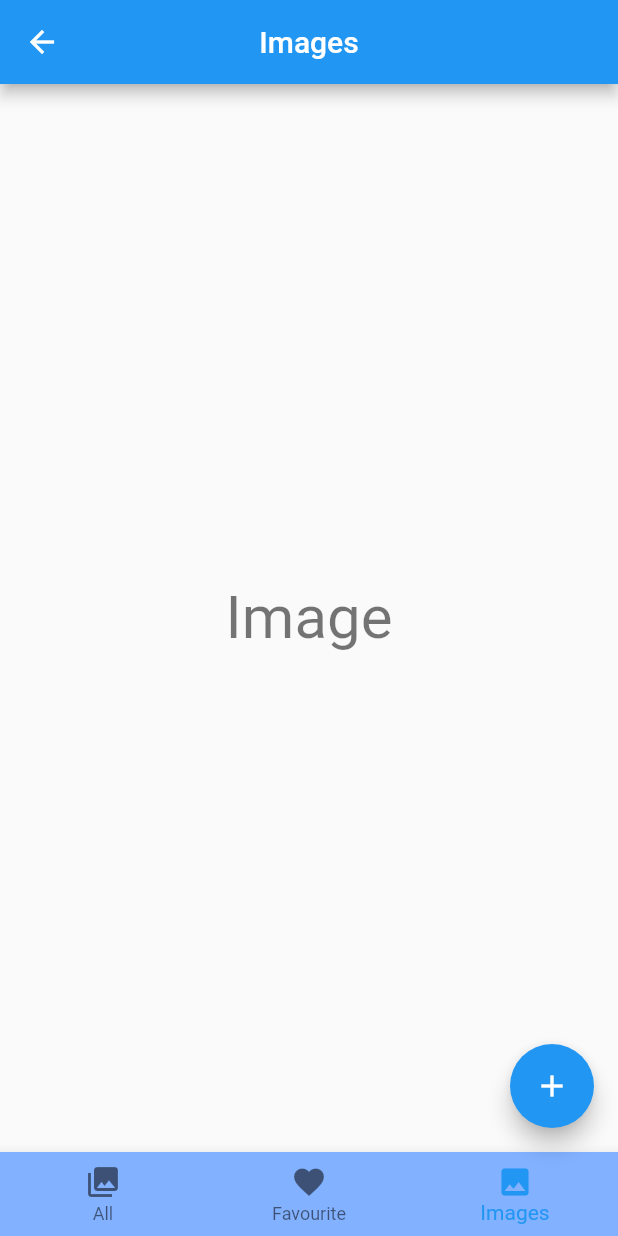
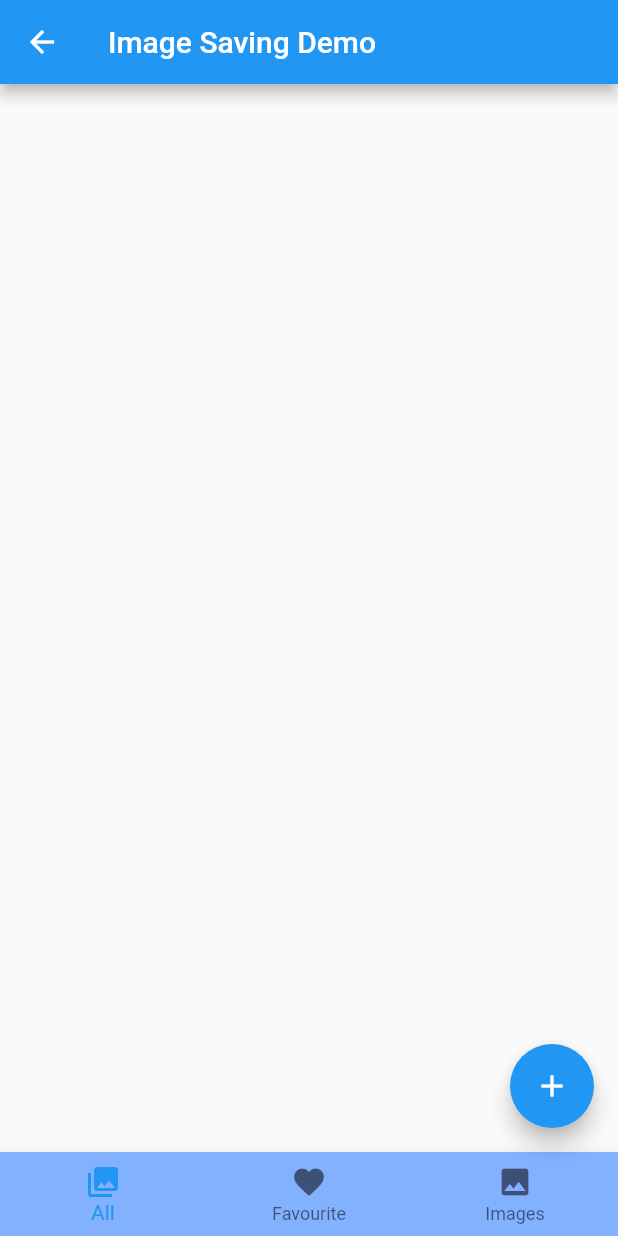
Before and after one commit to Anand-Jangid/new_contact_bloc, a Flutter app: the ImageGridView screen opened directly, after a tap on the "add" icon, on a phone screen of 412 x 824 dp. Run offline on Flutter 3.47's test engine with Material 2 defaults, Android fonts, the phone set to English and light mode, and no system bars; our stand-ins replace bloc, flutter_bloc, hive, hive_flutter, image_picker, sqflite; accounts and stored records are empty.

Commit message:
Able to save image in ImageGridView.dart

```diff
--- /dev/null
+++ b/lib/Data/DataProvider/image_provider.dart
@@ -0,0 +1,62 @@
+import 'dart:async';
+import 'dart:io';
+import 'package:path/path.dart';
+import 'package:sqflite/sqflite.dart';
+import 'package:path_provider/path_provider.dart';
+import 'package:image_picker/image_picker.dart';
+import '../Model/image_model.dart';
+
+class ImageDatabase {
+  static final ImageDatabase instance = ImageDatabase._init();
+
+  ImageDatabase._init();
+
+  static Database? _database;
+
+  Future<Database> get database async {
+    if (_database != null) return _database!;
+    _database = await initializeDatabase();
+    return _database!;
+  }
+
+  Future<Database> initializeDatabase() async {
+    final documentsDirectory = await getApplicationDocumentsDirectory();
+    final path = join(documentsDirectory.path, 'my_database.db');
+    final database = await openDatabase(
+      path,
+      version: 1,
+      onCreate: (db, version) {
+        db.execute(
+          'CREATE TABLE images (id INTEGER PRIMARY KEY, imagePath TEXT)',
+        );
+      },
+    );
+    return database;
+  }
+
+  Future<int> insertImage(ImageModel imageModel) async {
+    final db = await database;
+    final result = await db.insert('images', imageModel.toMap());
+    print("-------------result: ${result} --------------");
+    return result;
+  }
+
+  Future<List<ImageModel>> getImages() async {
+    final db = await database;
+    final List<Map<String, dynamic>> maps = await db.query('images');
+    return List.generate(maps.length, (i) {
+      return ImageModel.fromMap(maps[i]);
+    });
+  }
+
+  Future<File?> pickImage(ImageSource imageSource) async {
+    final picker = ImagePicker();
+    final pickedFile = await picker.pickImage(source: imageSource);
+
+    if (pickedFile != null) {
+      return File(pickedFile.path);
+    }
+
+    return null;
+  }
+}
--- /dev/null
+++ b/lib/Data/Model/image_model.dart
@@ -0,0 +1,20 @@
+class ImageModel {
+  int? id;
+  String imagePath;
+
+  ImageModel({this.id, required this.imagePath});
+
+  Map<String, dynamic> toMap() {
+    return {
+      'id': id,
+      'imagePath': imagePath,
+    };
+  }
+
+  static ImageModel fromMap(Map<String, dynamic> map) {
+    return ImageModel(
+      id: map['id'],
+      imagePath: map['imagePath'],
+    );
+  }
+}
--- a/lib/Logic/bloc/contact_detail/contact_detail_bloc.dart
+++ b/lib/Logic/bloc/contact_detail/contact_detail_bloc.dart
@@ -1,8 +1,6 @@
 import 'dart:async';
-
 import 'package:bloc/bloc.dart';
 import 'package:meta/meta.dart';
-
 import '../../../../Data/DataProvider/contact_provider.dart';
 import '../../../../Data/Model/contact_model.dart';
 
@@ -12,7 +10,8 @@ part 'contact_detail_state.dart';
 class ContactDetailBloc extends Bloc<ContactDetailEvent, ContactDetailState> {
   final ContactsDatabase contactsDatabase;
 
-  ContactDetailBloc({required this.contactsDatabase})
+  ContactDetailBloc(
+      {required this.contactsDatabase})
       : super(ContactDetailInitial()) {
     on<CancelButtonTapped>(cancelButtonTapped);
 
--- /dev/null
+++ b/lib/Logic/bloc/image/bloc/image_bloc.dart
@@ -0,0 +1,85 @@
+import 'dart:async';
+import 'dart:io';
+import 'package:path/path.dart';
+import 'package:bloc/bloc.dart';
+import 'package:image_picker/image_picker.dart';
+import 'package:meta/meta.dart';
+import 'package:new_contact_bloc/Data/DataProvider/image_provider.dart';
+import 'package:path_provider/path_provider.dart';
+
+import '../../../../Data/Model/image_model.dart';
+
+part 'image_event.dart';
+part 'image_state.dart';
+
+class ImageBloc extends Bloc<ImageEvent, ImageState> {
+  final ImageDatabase imageDatabase;
+
+  ImageBloc({required this.imageDatabase}) : super(ImageInitial()) {
+    on<CameraImageSelected>(cameraImageSelected);
+
+    on<GalarayImageSelected>(galarayImageSelected);
+
+    on<FetchInitialDataEvent>(fetchInitialDataEvent);
+  }
+
+  FutureOr<void> cameraImageSelected(
+      CameraImageSelected event, Emitter<ImageState> emit) async {
+    try {
+      final File? pickedImage =
+          await imageDatabase.pickImage(ImageSource.camera);
+
+      if (pickedImage != null) {
+        final String fileName = basename(pickedImage.path);
+        final Directory appDir = await getApplicationDocumentsDirectory();
+        final String imagePath = '${appDir.path}/$fileName';
+
+        await pickedImage.copy(imagePath);
+
+        final ImageModel imageModel = ImageModel(imagePath: imagePath);
+        await imageDatabase.insertImage(imageModel);
+
+        var images = await imageDatabase.getImages();
+        emit(ImageSuccessfullyAddedState(image: images));
+      }
+    } catch (e) {
+      emit(ImageAddErrorState(error: e.toString()));
+    }
+  }
+
+  FutureOr<void> galarayImageSelected(
+      GalarayImageSelected event, Emitter<ImageState> emit) async {
+    try {
+      final File? pickedImage =
+          await imageDatabase.pickImage(ImageSource.camera);
+
+      if (pickedImage != null) {
+        final String fileName = basename(pickedImage.path);
+        final Directory appDir = await getApplicationDocumentsDirectory();
+        final String imagePath = '${appDir.path}/$fileName';
+
+        await pickedImage.copy(imagePath);
+
+        final ImageModel imageModel = ImageModel(imagePath: imagePath);
+        var id = await imageDatabase.insertImage(imageModel);
+        print('--------------id: ${id}------------');
+
+        var images = await imageDatabase.getImages();
+        emit(ImageSuccessfullyAddedState(image: images));
+      }
+    } catch (e) {
+      emit(ImageAddErrorState(error: e.toString()));
+    }
+  }
+
+  FutureOr<void> fetchInitialDataEvent(
+      FetchInitialDataEvent event, Emitter<ImageState> emit) async {
+    emit(ImageLoadingState());
+    try {
+      var images = await imageDatabase.getImages();
+      emit(ImageSuccessfullyAddedState(image: images));
+    } catch (e) {
+      emit(ImageAddErrorState(error: e.toString()));
+    }
+  }
+}
--- /dev/null
+++ b/lib/Logic/bloc/image/bloc/image_event.dart
@@ -0,0 +1,10 @@
+part of 'image_bloc.dart';
+
+@immutable
+abstract class ImageEvent {}
+
+class FetchInitialDataEvent extends ImageEvent{}
+
+class CameraImageSelected extends ImageEvent{}
+
+class GalarayImageSelected extends ImageEvent{}
--- /dev/null
+++ b/lib/Logic/bloc/image/bloc/image_state.dart
@@ -0,0 +1,27 @@
+// ignore_for_file: public_member_api_docs, sort_constructors_first
+part of 'image_bloc.dart';
+
+@immutable
+abstract class ImageState {}
+
+abstract class ImageActionState extends ImageState {}
+
+class ImageInitial extends ImageState {
+
+}
+
+class ImageSuccessfullyAddedState extends ImageState {
+  final List<ImageModel> image;
+  ImageSuccessfullyAddedState({
+    required this.image,
+  });
+}
+
+class ImageAddErrorState extends ImageState {
+  final String error;
+  ImageAddErrorState({
+    required this.error,
+  });
+}
+
+class ImageLoadingState extends ImageState{}
--- a/lib/View/HomeScreens/image_grid_view.dart
+++ b/lib/View/HomeScreens/image_grid_view.dart
@@ -1,8 +1,12 @@
+import 'dart:io';
+
 import 'package:flutter/material.dart';
 import 'package:flutter_bloc/flutter_bloc.dart';
 import 'package:image_picker/image_picker.dart';
+import 'package:new_contact_bloc/Logic/bloc/image/bloc/image_bloc.dart';
 // import 'package:video_player/video_player.dart';
 import '../../Logic/bloc/contact/contact_bloc.dart';
+import '../../Logic/bloc/contact_detail/contact_detail_bloc.dart';
 
 class ImageGridView extends StatefulWidget {
   const ImageGridView({super.key});
@@ -12,137 +16,70 @@ class ImageGridView extends StatefulWidget {
 }
 
 class _ImageGridViewState extends State<ImageGridView> {
-  final ImagePicker _picker = ImagePicker();
-
-  List<XFile>? _mediaFileList;
-
-  void _setImageFileListFromFile(XFile? value) {
-    _mediaFileList = value == null ? null : <XFile>[value];
+  @override
+  void initState() {
+    // TODO: implement initState
+    super.initState();
+    context.read<ImageBloc>().add(FetchInitialDataEvent());
   }
-
-  dynamic _pickImageError;
 
   @override
   Widget build(BuildContext context) {
     return Scaffold(
         appBar: AppBar(
-          title: const Text("Images"),
-          centerTitle: true,
+          title: const Text('Image Saving Demo'),
         ),
-        body: Center(
-          child: Text(
-            "Image",
-            style: Theme.of(context).textTheme.headlineLarge,
+        body: BlocBuilder<ImageBloc, ImageState>(
+          builder: (context, state) {
+            if (state is ImageSuccessfullyAddedState) {
+              return ListView.builder(
+                itemCount: state.image.length,
+                itemBuilder: (ctx, index) {
+                  final image = state.image[index];
+                  return ListTile(
+                    leading: Image.file(
+                      File(image.imagePath),
+                      width: 50,
+                      height: 50,
                     ),
+                    title: Text(image.imagePath),
+                  );
+                },
+              );
+            } else if (state is ImageLoadingState) {
+              return const Center(child: CircularProgressIndicator());
+            } else if (state is ImageAddErrorState) {
+              return Center(child: Text(state.error));
+            }
+            return const Text("NO DATA");
+          },
         ),
         floatingActionButton: FloatingActionButton(
-          onPressed: () async {
-            await _onImageButtonPressed(ImageSource.camera, context: context);
+          onPressed: () {
+            context.read<ImageBloc>().add(CameraImageSelected());
           },
+          tooltip: 'Pick Image',
           child: const Icon(Icons.add),
         ),
-        bottomNavigationBar: BlocBuilder<ContactBloc, ContactState>(
-          builder: (context, state) {
-            return BottomNavigationBar(
+        bottomNavigationBar: BottomNavigationBar(
           items: const <BottomNavigationBarItem>[
             BottomNavigationBarItem(
                 icon: Icon(Icons.collections), label: 'All'),
             BottomNavigationBarItem(
                 icon: Icon(Icons.favorite), label: 'Favourite'),
-                BottomNavigationBarItem(
-                    icon: Icon(Icons.image), label: 'Images'),
+            BottomNavigationBarItem(icon: Icon(Icons.image), label: 'Images'),
           ],
-              currentIndex: 2,
+          currentIndex: 0,
           onTap: (int index) {
             if (index == 0) {
+              // BlocProvider.of<ContactBloc>(context).add(AllButtonTappedEvent());
               context.read<ContactBloc>().add(AllButtonTappedEvent());
             } else if (index == 1) {
+              // BlocProvider.of<ContactBloc>(context).add(FavButtonTappedEvent());
               context.read<ContactBloc>().add(FavButtonTappedEvent());
-                } else if (index == 2) {
-                  context.read<ContactBloc>().add(ImageButtonTappedEvent());
             }
           },
           backgroundColor: Colors.blueAccent[100],
-            );
-          },
         ));
   }
-
-  Future<void> _onImageButtonPressed(
-    ImageSource source, {
-    required BuildContext context,
-    bool isMultiImage = false,
-    bool isMedia = false,
-  }) async {
-    try {
-      final XFile? pickedFile = await _picker.pickImage(
-        source: source,
-      );
-      setState(() {
-        _setImageFileListFromFile(pickedFile);
-      });
-    } catch (e) {
-      setState(() {
-        _pickImageError = e;
-      });
 }
-  }
-
-  // Future<void> _displayPickImageDialog(
-  //     BuildContext context, OnPickImageCallback onPick) async {
-  //   return showDialog(
-  //       context: context,
-  //       builder: (BuildContext context) {
-  //         return AlertDialog(
-  //           title: const Text('Add optional parameters'),
-  //           content: Column(
-  //             children: <Widget>[
-  //               TextField(
-  //                 controller: maxWidthController,
-  //                 keyboardType:
-  //                     const TextInputType.numberWithOptions(decimal: true),
-  //                 decoration: const InputDecoration(
-  //                     hintText: 'Enter maxWidth if desired'),
-  //               ),
-  //               TextField(
-  //                 controller: maxHeightController,
-  //                 keyboardType:
-  //                     const TextInputType.numberWithOptions(decimal: true),
-  //                 decoration: const InputDecoration(
-  //                     hintText: 'Enter maxHeight if desired'),
-  //               ),
-  //               TextField(
-  //                 controller: qualityController,
-  //                 keyboardType: TextInputType.number,
-  //                 decoration: const InputDecoration(
-  //                     hintText: 'Enter quality if desired'),
-  //               ),
-  //             ],
-  //           ),
-  //           actions: <Widget>[
-  //             TextButton(
-  //               child: const Text('CANCEL'),
-  //               onPressed: () {
-  //                 Navigator.of(context).pop();
-  //               },
-  //             ),
-  //             TextButton(
-  //                 child: const Text('PICK'),
-  //                 onPressed: () {
-  //                   final double? width = maxWidthController.text.isNotEmpty
-  //                       ? double.parse(maxWidthController.text)
-  //                       : null;
-  //                   final double? height = maxHeightController.text.isNotEmpty
-  //                       ? double.parse(maxHeightController.text)
-  //                       : null;
-  //                   final int? quality = qualityController.text.isNotEmpty
-  //                       ? int.parse(qualityController.text)
-  //                       : null;
-  //                   onPick(width, height, quality);
-  //                   Navigator.of(context).pop();
-  //                 }),
-  //           ],
-  //         );
-  //       });
-  // }
-}
--- a/lib/main.dart
+++ b/lib/main.dart
@@ -1,11 +1,13 @@
 import 'package:flutter/material.dart';
 import 'package:hive_flutter/adapters.dart';
 import 'package:new_contact_bloc/Data/DataProvider/contact_provider.dart';
+import 'package:new_contact_bloc/Data/DataProvider/image_provider.dart';
 import 'package:new_contact_bloc/Logic/bloc/contact_detail/contact_detail_bloc.dart';
 import 'package:path_provider/path_provider.dart';
 import 'Data/Model/contact_model_hive.dart';
 import 'Logic/bloc/contact/contact_bloc.dart';
 import 'Logic/bloc/contact_update_log/contact_update_log_bloc.dart';
+import 'Logic/bloc/image/bloc/image_bloc.dart';
 import 'View/Screens/contact_screen.dart';
 import 'package:flutter_bloc/flutter_bloc.dart';
 
@@ -22,6 +24,7 @@ class MyApp extends StatelessWidget {
 
   ///Instance of contactdatabase
   final ContactsDatabase contactsDatabase = ContactsDatabase.instance;
+  final ImageDatabase imageDatabase = ImageDatabase.instance;
 
   @override
   Widget build(BuildContext context) {
@@ -36,6 +39,9 @@ class MyApp extends StatelessWidget {
         BlocProvider<ContactUpdateLogBloc>(
             create: (context) =>
                 ContactUpdateLogBloc(contactsDatabase: contactsDatabase)),
+        BlocProvider<ImageBloc>(
+            create: (context) =>
+                ImageBloc(imageDatabase: imageDatabase)),
       ],
       child: const MaterialApp(
         home: ContactScreen(),
```
Also changed, not shown: lib/Logic/bloc/contact_detail/contact_detail_state.dart (+3 -4 lines), lib/View/Screens/add_new_contact_screen.dart (+26 -7 lines). Lines whose indentation alone changed are shown as unchanged.
